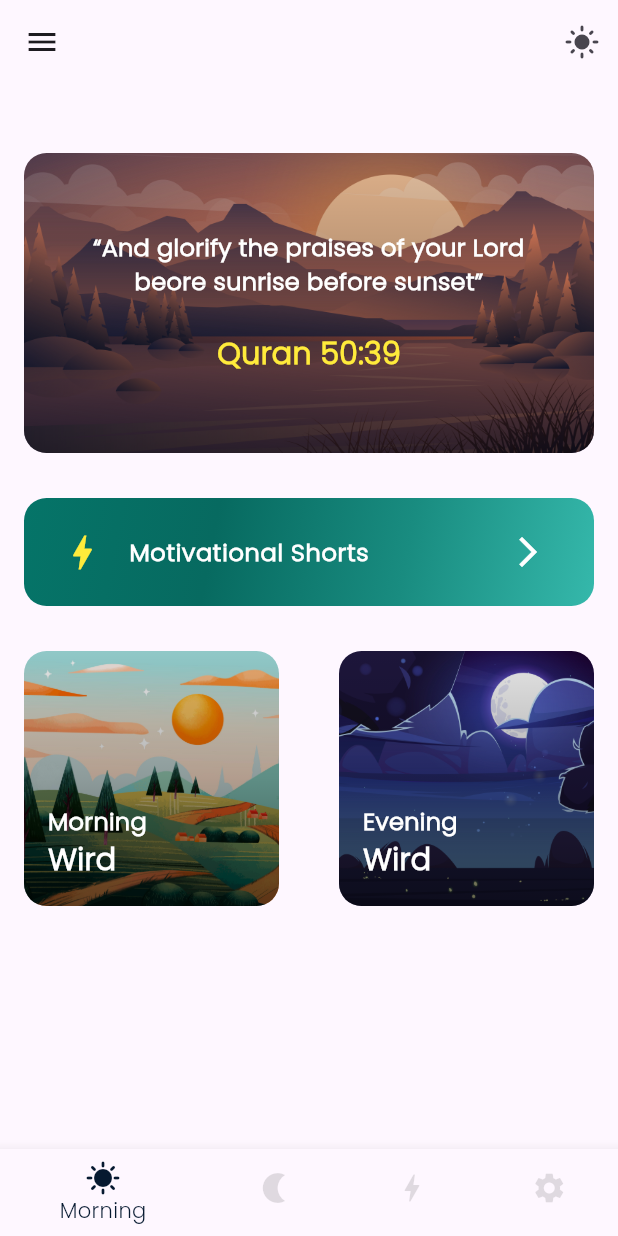
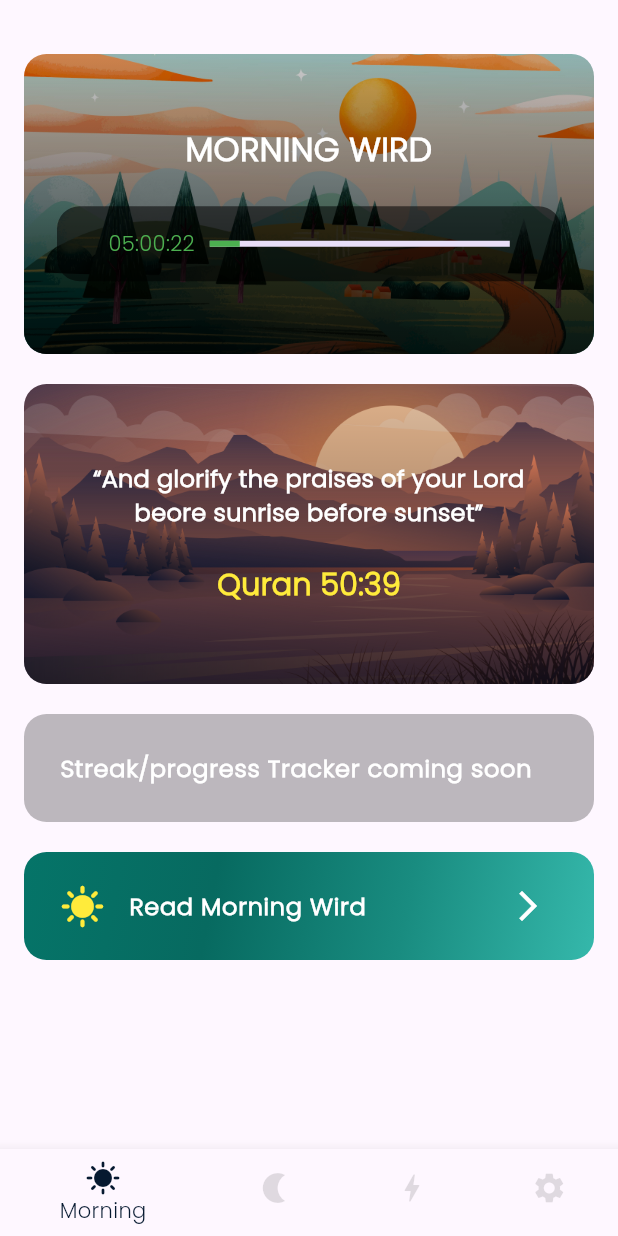
Before and after one commit to aslahmogral/wirdul_latif_app, a Flutter app: the screen it shows after launch, on a phone screen of 412 x 824 dp. Run offline on Flutter 3.47's test engine with Material 3 defaults, Android fonts, the light colour scheme and no system bars; drawn by our look-alikes of flutter_animate; our stand-ins replace lottie; missing offline and left inert: dart:ffi; project files that could hold a hidden picture were left out.

Commit message:
reformated and set homescreen and wird screen

```diff
--- /dev/null
+++ b/lib/model/wird_type.dart
@@ -0,0 +1,4 @@
+enum WirdType {
+  morning,
+  evening
+}
--- a/lib/routes.dart
+++ b/lib/routes.dart
@@ -6,8 +6,8 @@ import 'package:wirdul_latif/screens/wird_screen/wird_screen.dart';
 class AppRoutes {
 
   static final Map<String, WidgetBuilder> routes = {
-    WirdScreen.routename: (context) => const WirdScreen(),
-    HomeScreen.routename: (context) => const HomeScreen(),
+    // WirdScreen.routename: (context) => const WirdScreen(),
+    // HomeScreen.routename: (context) => const HomeScreen(),
 
   };
 }
--- a/lib/screens/bottom_nav_bar/bottom_navbar_model.dart
+++ b/lib/screens/bottom_nav_bar/bottom_navbar_model.dart
@@ -1,9 +1,12 @@
 import 'package:flutter/material.dart';
 import 'package:wirdul_latif/screens/home_screen/home_screen.dart';
+import 'package:wirdul_latif/screens/home_screen/home_screen_model.dart';
+import 'package:wirdul_latif/screens/wird_screen/wird_screen_model.dart';
+import 'package:wirdul_latif/utils.dart/constants.dart';
 
 class BottomNavbarModel with ChangeNotifier {
   BottomNavbarModel() {
-    checkIsItMorningOrEvening();
+    // checkIsItMorningOrEvening();
   }
   int currentindex = 0;
   bool isMorning = false;
@@ -38,10 +41,10 @@ class BottomNavbarModel with ChangeNotifier {
   currentScreen() {
     switch (currentindex) {
       case 0:
-        return HomeScreen();
+        return HomeScreen(wirdType: WirdType.morning);
       case 1:
         return Center(
-          child: Text('evening'),
+          child: HomeScreen(wirdType: WirdType.evening)
         );
       case 2:
         return Center(
@@ -52,7 +55,7 @@ class BottomNavbarModel with ChangeNotifier {
           child: Text('setttings'),
         );
       default:
-        return HomeScreen();
+        return HomeScreen(wirdType: WirdType.morning);
     }
   }
 }
--- a/lib/screens/home_screen/home_screen.dart
+++ b/lib/screens/home_screen/home_screen.dart
@@ -1,81 +1,57 @@
 import 'package:flutter/material.dart';
-import 'package:flutter_animate/flutter_animate.dart';
 import 'package:provider/provider.dart';
 import 'package:wirdul_latif/screens/home_screen/home_screen_model.dart';
 import 'package:wirdul_latif/screens/wird_screen/wird_screen.dart';
 import 'package:wirdul_latif/utils/colors.dart';
-import 'package:wirdul_latif/widgets/morning_evening_wird_card.dart';
 
 class HomeScreen extends StatelessWidget {
   static String routename = 'homescreen';
-  const HomeScreen({super.key});
-
-
-
+  final WirdType wirdType;
+  const HomeScreen({super.key, required this.wirdType});
   @override
   Widget build(BuildContext context) {
+    print(wirdType);
+    // Map<String, dynamic> arg = ModalRoute.of(context)!.settings.arguments as Map<String, dynamic>÷
     return MultiProvider(
       providers: [
-        ChangeNotifierProvider(create: (context) => HomeScreenModel()),
+        ChangeNotifierProvider(
+            create: (context) => HomeScreenModel(context, wirdType: wirdType)),
       ],
       child: Consumer<HomeScreenModel>(
         builder: (context, model, child) => Scaffold(
-          appBar: AppBar(
-            leading: IconButton(
-                onPressed: () {},
-                icon: const Icon(
-                  Icons.menu,
-                  // color: WirdColors.primaryDaycolor,
-                )),
-            actions: [
-              IconButton(
-                  onPressed: () {
-                    model.swithDayOrNight();
-                  },
-                  icon: AnimatedSwitcher(
-                    duration: Duration(milliseconds: 300),
-                    transitionBuilder:
-                        (Widget child, Animation<double> animation) {
-                      // return FadeTransition(opacity: animation, child: child);
-                      return ScaleTransition(scale: animation, child: child);
-                    },
-                    child: model.isNightMode
-                        ? Icon(
-                            Icons.dark_mode,
-                            key: ValueKey('dark'),
-                          )
-                        : Icon(
-                            Icons.light_mode,
-                            key: ValueKey('light'),
-                          ).animate(onComplete: (controller) => controller.loop(),).rotate(duration: Duration(seconds: 15)),
-                  ))
-            ],
-          ),
           body: Padding(
               padding: const EdgeInsets.all(16.0),
               child: Column(
                 children: [
                   const SizedBox(
-                  height: 30,
+                    height: 20,
+                  ),
+                  InkWell(
+                      onTap: () {
+                        model.navigateToWird();
+                      },
+                      child: MorningOrEveningContainer(context, model)),
+                  const SizedBox(
+                    height: 20,
                   ),
                   quranMessageSection(),
                   const SizedBox(
-                  height: 30,
+                    height: 20,
                   ),
-                motivationShortsTileSection(),
-
+                  dummyStreakContainer(),
+                  const SizedBox(
+                    height: 20,
+                  ),
+                  InkWell(
+                      onTap: () {
+                        model.navigateToWird();
+                      },
+                      child: StartButton(model)),
                   const SizedBox(
                     height: 30,
                   ),
-                morningAndEveningWirdSection(context)
-
                 ],
-            ).animate().scale(
-                      duration: Duration(seconds: 1),
-                      curve: Curves.easeInOutCirc,
-                    ).then(delay: Duration(milliseconds: 500)).shimmer(),
-          ),
-
+              )),
         ),
       ),
     );
@@ -137,6 +113,87 @@ class HomeScreen extends StatelessWidget {
     );
   }
 
+  Stack MorningOrEveningContainer(context, HomeScreenModel model) {
+    return Stack(
+      alignment: AlignmentDirectional.bottomCenter,
+      children: [
+        Container(
+          width: MediaQuery.of(context).size.width,
+          height: 200,
+          decoration: BoxDecoration(
+            borderRadius: BorderRadius.circular(15),
+            image: const DecorationImage(
+              image: AssetImage('asset/morning.jpg'),
+              fit: BoxFit.cover,
+            ),
+          ),
+        ),
+        Container(
+          height: 200,
+          decoration: BoxDecoration(
+              color: const Color.fromARGB(255, 0, 0, 0),
+              borderRadius: BorderRadius.circular(15),
+              gradient: WirdGradients.containerShadeGradient),
+        ),
+        Container(
+          decoration: BoxDecoration(
+            color: const Color.fromARGB(255, 0, 0, 0),
+            borderRadius: BorderRadius.circular(15),
+            gradient: WirdGradients.containerShadeGradient,
+          ),
+          child: Center(
+            child: Padding(
+              padding: const EdgeInsets.all(22.0),
+              child: Column(mainAxisSize: MainAxisSize.min, children: [
+                Text(
+                  "${model.titleText.toUpperCase()} WIRD",
+                  textAlign: TextAlign.center,
+                  style: TextStyle(
+                      fontSize: 22,
+                      fontWeight: FontWeight.w900,
+                      color: Colors.white),
+                ),
+                SizedBox(
+                  height: 22,
+                ),
+                Container(
+                  height: 50,
+                  width: MediaQuery.of(context).size.width,
+                  decoration: BoxDecoration(
+                    color: Colors.black54,
+                    borderRadius: BorderRadius.circular(15),
+                  ),
+                  child: Center(
+                    child: Row(
+                      mainAxisSize: MainAxisSize.min,
+                      children: [
+                        Text(
+                          '05:00:22',
+                          style: TextStyle(color: Colors.green),
+                        ),
+                        SizedBox(
+                          width: 10,
+                        ),
+                        Container(
+                            // width: MediaQuery.of(context).size.width,
+                            width: 200,
+                            child: LinearProgressIndicator(
+                              value: 0.1,
+                              color: Colors.green,
+                            )),
+                      ],
+                    ),
+                  ),
+                )
+              ]),
+            ),
+          ),
+          height: 200,
+        ),
+      ],
+    );
+  }
+
   Container motivationShortsTileSection() {
     return Container(
       child: Padding(
@@ -163,33 +220,86 @@ class HomeScreen extends StatelessWidget {
     );
   }
 
-  Row morningAndEveningWirdSection(context) {
-    return Row(
-      mainAxisAlignment: MainAxisAlignment.spaceBetween,
-      children: [
-        InkWell(
-          onTap: () {
-            Navigator.of(context).pushNamed(WirdScreen.routename,
-                arguments: {'wird': 'morning'});
-          },
-          child: MorningOrEveningCard(
-              size: 170,
-              imagePath: 'asset/morning.jpg',
-              title: 'Morning',
-              subTitle: 'Wird'),
+  Container StartButton(HomeScreenModel model) {
+    return Container(
+      child: Padding(
+        padding: const EdgeInsets.all(8.0),
+        child: ListTile(
+          leading: Icon(Icons.sunny, color: Colors.yellow, size: 30),
+          title: Text(
+            'Read ${model.titleText[0].toUpperCase()}${model.titleText.substring(1)} Wird',
+            style: TextStyle(
+                fontSize: 16, fontWeight: FontWeight.bold, color: Colors.white),
           ),
-        InkWell(
-          onTap: () {
-            Navigator.of(context).pushNamed(WirdScreen.routename,
-                arguments: {'wird': 'evening'});
-          },
-          child: MorningOrEveningCard(
-              size: 170,
-              imagePath: 'asset/night.jpg',
-              title: 'Evening',
-              subTitle: 'Wird'),
+          trailing: Icon(
+            Icons.arrow_forward_ios,
+            color: Colors.white,
           ),
-      ],
+        ),
+      ),
+      // height: 70,
+      decoration: BoxDecoration(
+        color: WirdColors.primaryDaycolor,
+        gradient: WirdGradients.listTileShadeGradient,
+        borderRadius: BorderRadius.circular(15),
+      ),
+    );
+  }
+
+  // Row morningAndEveningWirdSection(context) {
+  //   return Row(
+  //     mainAxisAlignment: MainAxisAlignment.spaceBetween,
+  //     children: [
+  //       InkWell(
+  //         onTap: () {
+  //           Navigator.of(context).pushNamed(WirdScreen.routename,
+  //               arguments: {'wird': 'morning'});
+  //         },
+  //         child: MorningOrEveningCard(
+  //             size: 170,
+  //             imagePath: 'asset/morning.jpg',
+  //             title: 'Morning',
+  //             subTitle: 'Wird'),
+  //       ),
+  //       InkWell(
+  //         onTap: () {
+  //           Navigator.of(context).pushNamed(WirdScreen.routename,
+  //               arguments: {'wird': 'evening'});
+  //         },
+  //         child: MorningOrEveningCard(
+  //             size: 170,
+  //             imagePath: 'asset/night.jpg',
+  //             title: 'Evening',
+  //             subTitle: 'Wird'),
+  //       ),
+  //     ],
+  //   );
+  // }
+
+  Container dummyStreakContainer() {
+    return Container(
+      child: Padding(
+        padding: const EdgeInsets.all(8.0),
+        child: ListTile(
+          // leading: Icon(Icons.bolt, color: Colors.yellow, size: 30),
+          title: Text(
+            'Streak/progress Tracker coming soon',
+            style: TextStyle(
+                fontSize: 16, fontWeight: FontWeight.bold, color: Colors.white),
+          ),
+          // trailing: Icon(
+          //   Icons.arrow_forward_ios,
+          //   color: Colors.white,
+          // ),
+        ),
+      ),
+      // height: 70,
+      decoration: BoxDecoration(
+        // color: const Color.fromARGB(255, 238, 238, 238),
+        color: Colors.black26,
+        // gradient: WirdGradients.listTileShadeGradient,
+        borderRadius: BorderRadius.circular(15),
+      ),
     );
   }
 }
--- a/lib/screens/home_screen/home_screen_model.dart
+++ b/lib/screens/home_screen/home_screen_model.dart
@@ -1,23 +1,53 @@
 import 'package:flutter/material.dart';
+import 'package:flutter/widgets.dart';
+import 'package:wirdul_latif/screens/wird_screen/wird_screen.dart';
+import 'package:wirdul_latif/utils.dart/constants.dart';
+
+enum WirdType { morning, evening }
 
 class HomeScreenModel with ChangeNotifier {
   bool isNightMode = false;
   int currentindex = 0;
+  late BuildContext _context;
+  late WirdType wirdType;
+  // String MorningOrEveningContainerTitle = '';
+  String titleText = '';
 
-  swithDayOrNight() {
-    isNightMode = !isNightMode;
-    notifyListeners();
+  HomeScreenModel(BuildContext context, {required WirdType wirdType}) {
+    _context = context;
+    this.wirdType = wirdType;
+    initialize();
   }
-
-  List<BottomNavigationBarItem> bottonNavigationBarItems = [
-    BottomNavigationBarItem(icon: Icon(Icons.sunny,color: Colors.black,),label: 'Morning'),
-    BottomNavigationBarItem(icon: Icon(Icons.nightlight,),label: 'Evening'),
-    BottomNavigationBarItem(icon: Icon(Icons.bolt),label: 'motivation'),
-    BottomNavigationBarItem(icon: Icon(Icons.settings),label: 'settings'),
-  ];
 
   onItemTapped(int index) {
     currentindex = index;
     notifyListeners();
   }
+
+  navigateToWird() {
+    Navigator.push(
+        _context,
+        MaterialPageRoute(
+          builder: (context) => WirdScreen(
+            wirdType: wirdType,
+          ),
+        ));
+  }
+
+  initialize() {
+    if (wirdType == WirdType.morning) {
+      setMorningDatas();
+    } else {
+      setEveningDatas();
+    }
+    notifyListeners();
+  }
+
+  setMorningDatas() {
+    titleText = Constants.morning;
+  }
+
+  setEveningDatas() {
+    titleText = Constants.evening;
+  }
 }
--- a/lib/screens/wird_screen/wird_screen.dart
+++ b/lib/screens/wird_screen/wird_screen.dart
@@ -1,20 +1,21 @@
 import 'package:flutter/material.dart';
 import 'package:provider/provider.dart';
+import 'package:wirdul_latif/screens/home_screen/home_screen_model.dart';
 import 'package:wirdul_latif/screens/wird_screen/wird_screen_model.dart';
 import 'package:wirdul_latif/utils/colors.dart';
 
 class WirdScreen extends StatelessWidget {
   static String routename = 'wirdscreen';
+  final WirdType wirdType;
 
-  const WirdScreen({super.key});
+  const WirdScreen({super.key, required this.wirdType});
 
   @override
   Widget build(BuildContext context) {
-    final Map<String, dynamic> arguments =
-        (ModalRoute.of(context)?.settings.arguments as Map<String, dynamic>);
+
     return MultiProvider(
       providers: [
-        ChangeNotifierProvider(create: (context) => WirdScreenModel(arguments))
+        ChangeNotifierProvider(create: (context) => WirdScreenModel(wirdType))
       ],
       builder: (context, child) {
         return Consumer<WirdScreenModel>(
@@ -26,9 +27,7 @@ class WirdScreen extends StatelessWidget {
                 title: Column(
                   mainAxisSize: MainAxisSize.min,
                   children: [
-                    model.type == WirdType.morning
-                        ? Text('Morning Wird')
-                        : Text('Evening Wird'),
+                    Text('${model.TitleText[0].toUpperCase()}${model.TitleText.substring(1)} Wird'),
                     Text(
                       '${model.currentPage + 1} / 44',
                       style: TextStyle(fontSize: 16),
--- a/lib/screens/wird_screen/wird_screen_model.dart
+++ b/lib/screens/wird_screen/wird_screen_model.dart
@@ -1,26 +1,21 @@
 import 'package:flutter/material.dart';
 import 'package:wirdul_latif/data/wirddata.dart';
 import 'package:wirdul_latif/model/wird.dart';
-
-enum WirdType { morning, evening }
+import 'package:wirdul_latif/screens/home_screen/home_screen_model.dart';
+import 'package:wirdul_latif/utils.dart/constants.dart';
 
 class WirdScreenModel with ChangeNotifier {
   List<Wird> wirdList = [];
   int currentPage = 0;
   PageController controller = PageController();
-  int currentPageWirdCounted =
-      0; // here the wird.counted assigned because of ui not reflecting issue
+  int currentPageWirdCounted = 0;
+  // here the wird.counted assigned because of ui not reflecting issue
   late WirdType type;
+  String TitleText = '';
 
-  WirdScreenModel(arguments) {
-    type = arguments['wird'] == 'morning'
-        ? WirdType.morning
-        : WirdType.evening;
-    if (type == WirdType.morning) {
-      wirdList = WirdulLatif.morningWird;
-    } else {
-      wirdList = WirdulLatif.eveningWird;
-    }
+  WirdScreenModel(WirdType wirdType) {
+    type = wirdType;
+    initialize();
     controller.addListener(_onPageChanged);
   }
 
@@ -55,4 +50,26 @@ class WirdScreenModel with ChangeNotifier {
 
     notifyListeners();
   }
+
+  initialize() {
+    if (type == WirdType.morning) {
+      setMorningDatas();
+    }
+
+    if (type == WirdType.evening) {
+      setEveningDatas();
+    }
+
+    notifyListeners();
+  }
+
+  setMorningDatas() {
+    wirdList = WirdulLatif.morningWird;
+    TitleText = Constants.morning;
+  }
+
+  setEveningDatas() {
+    wirdList = WirdulLatif.eveningWird;
+    TitleText = Constants.evening;
+  }
 }
--- /dev/null
+++ b/lib/utils.dart/constants.dart
@@ -0,0 +1,5 @@
+class Constants{
+  static const String morning = 'morning';
+  static const String evening = 'evening';
+  static const String wird = 'wird';
+}
```
Lines whose indentation alone changed are shown as unchanged.
